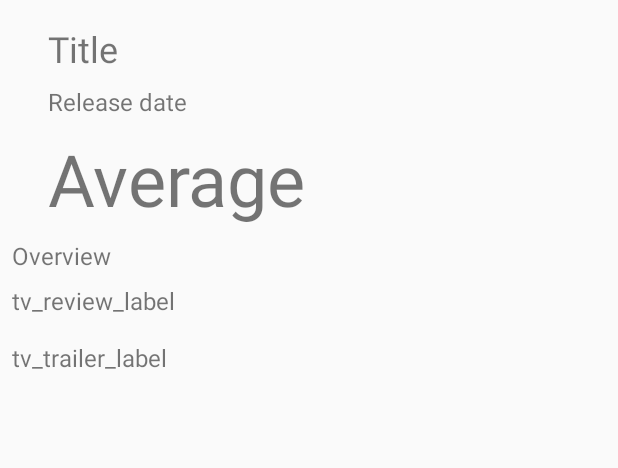
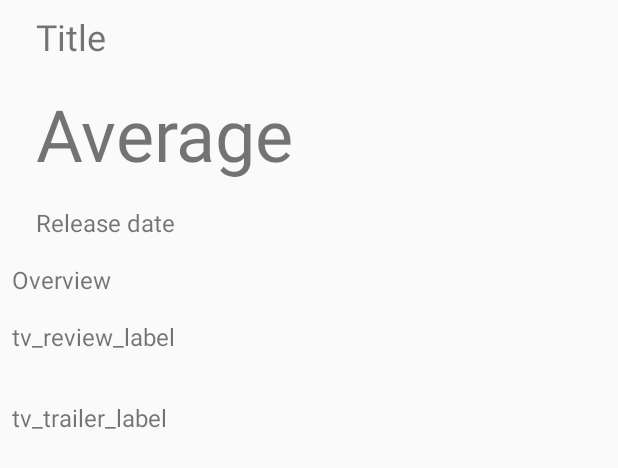
Before and after one commit to ChristianCholewa/Popular-Movies-Stage-2, an Android app: the layout activity_detail.xml on its own in the app's theme, with its tools: preview values and no code run, on a phone screen of 412 x 824 dp. Shown: the top 468 px of the screen. Run offline under Robolectric (Android 15) with nearby library versions, the phone set to English and light mode, and no system bars.

Commit message:
constraint -> linear

```diff
--- a/app/src/main/res/layout/activity_detail.xml
+++ b/app/src/main/res/layout/activity_detail.xml
@@ -8,38 +8,33 @@ xmlns:app="http://schemas.android.com/apk/res-auto"
 xmlns:tools="http://schemas.android.com/tools"
 tools:context=".DetailActivity">
 
-<android.support.constraint.ConstraintLayout xmlns:android="http://schemas.android.com/apk/res/android"
-    xmlns:app="http://schemas.android.com/apk/res-auto"
-    xmlns:tools="http://schemas.android.com/tools"
+    <LinearLayout
         android:layout_width="match_parent"
-    android:layout_height="wrap_content">
+        android:layout_height="wrap_content"
+        android:orientation="vertical">
+
+        <LinearLayout
+            android:layout_width="match_parent"
+            android:layout_height="wrap_content"
+            android:orientation="horizontal">
 
             <ImageView
                 android:id="@+id/iv_poster"
                 android:layout_width="wrap_content"
                 android:layout_height="wrap_content"
-        android:layout_marginBottom="8dp"
-        android:layout_marginLeft="8dp"
-        android:layout_marginStart="8dp"
-        android:contentDescription="@string/poster_description"
-        android:padding="@dimen/detail_padding"
-        app:layout_constraintBottom_toBottomOf="@+id/tv_average"
-        app:layout_constraintStart_toStartOf="parent" />
+                android:layout_margin="8dp"/>
+
+            <LinearLayout
+                android:layout_width="match_parent"
+                android:layout_height="wrap_content"
+                android:orientation="vertical">
 
                 <TextView
                     android:id="@+id/tv_title"
                     style="@style/detail_title"
-        android:layout_width="0dp"
+                    android:layout_width="wrap_content"
                     android:layout_height="wrap_content"
-        android:layout_marginEnd="8dp"
-        android:layout_marginLeft="8dp"
-        android:layout_marginRight="8dp"
-        android:layout_marginStart="8dp"
-        android:layout_marginTop="8dp"
-        android:paddingTop="@dimen/detail_padding"
-        app:layout_constraintEnd_toEndOf="parent"
-        app:layout_constraintStart_toEndOf="@+id/iv_poster"
-        app:layout_constraintTop_toTopOf="parent"
+                    android:layout_margin="8dp"
                     tools:text="Title" />
 
                 <TextView
@@ -47,11 +42,7 @@ tools:context=".DetailActivity">
                     style="@style/detail_average"
                     android:layout_width="wrap_content"
                     android:layout_height="wrap_content"
-        android:layout_marginLeft="8dp"
-        android:layout_marginStart="8dp"
-        android:layout_marginTop="8dp"
-        app:layout_constraintStart_toEndOf="@+id/iv_poster"
-        app:layout_constraintTop_toBottomOf="@+id/tv_release"
+                    android:layout_margin="8dp"
                     tools:text="Average" />
 
                 <TextView
@@ -59,26 +50,18 @@ tools:context=".DetailActivity">
                     style="@style/detail_release"
                     android:layout_width="wrap_content"
                     android:layout_height="wrap_content"
-        android:layout_marginLeft="8dp"
-        android:layout_marginStart="8dp"
-        android:layout_marginTop="8dp"
-        app:layout_constraintStart_toEndOf="@+id/iv_poster"
-        app:layout_constraintTop_toBottomOf="@+id/tv_title"
+                    android:layout_margin="8dp"
                     tools:text="Release date" />
+
+            </LinearLayout>
+        </LinearLayout>
 
         <TextView
             android:id="@+id/tv_overview"
             style="@style/detail_overview"
             android:layout_width="match_parent"
             android:layout_height="wrap_content"
-        android:layout_marginEnd="8dp"
-        android:layout_marginLeft="8dp"
-        android:layout_marginRight="8dp"
-        android:layout_marginStart="8dp"
-        android:layout_marginTop="8dp"
-        app:layout_constraintEnd_toEndOf="parent"
-        app:layout_constraintStart_toStartOf="parent"
-        app:layout_constraintTop_toBottomOf="@+id/tv_average"
+            android:layout_margin="8dp"
             tools:text="Overview" />
 
         <TextView
@@ -86,57 +69,28 @@ tools:context=".DetailActivity">
             style="@style/detail_overview"
             android:layout_width="match_parent"
             android:layout_height="wrap_content"
-        android:layout_marginEnd="8dp"
-        android:layout_marginLeft="8dp"
-        android:layout_marginRight="8dp"
-        android:layout_marginStart="8dp"
-        android:layout_marginTop="8dp"
-        app:layout_constraintEnd_toEndOf="parent"
-        app:layout_constraintStart_toStartOf="parent"
-        app:layout_constraintTop_toBottomOf="@+id/tv_overview"
+            android:layout_margin="8dp"
             tools:text="tv_review_label" />
+
+        <android.support.v7.widget.RecyclerView
+            android:id="@+id/rv_review"
+            android:layout_width="match_parent"
+            android:layout_height="wrap_content"
+            android:layout_margin="8dp" />
 
         <TextView
             android:id="@+id/tv_trailer_label"
             style="@style/detail_overview"
             android:layout_width="match_parent"
             android:layout_height="wrap_content"
-        android:layout_marginEnd="8dp"
-        android:layout_marginLeft="8dp"
-        android:layout_marginRight="8dp"
-        android:layout_marginStart="8dp"
-        android:layout_marginTop="8dp"
-        app:layout_constraintEnd_toEndOf="parent"
-        app:layout_constraintStart_toStartOf="parent"
-        app:layout_constraintTop_toBottomOf="@+id/rv_trailer"
+            android:layout_margin="8dp"
             tools:text="tv_trailer_label" />
 
         <android.support.v7.widget.RecyclerView
             android:id="@+id/rv_trailer"
             android:layout_width="match_parent"
             android:layout_height="wrap_content"
-        android:layout_marginEnd="8dp"
-        android:layout_marginLeft="8dp"
-        android:layout_marginRight="8dp"
-        android:layout_marginStart="8dp"
-        android:layout_marginTop="8dp"
-        app:layout_constraintEnd_toEndOf="parent"
-        app:layout_constraintStart_toStartOf="parent"
-        app:layout_constraintTop_toBottomOf="@+id/tv_review_label" />
+            android:layout_margin="8dp" />
 
-    <android.support.v7.widget.RecyclerView
-        android:id="@+id/rv_review"
-        android:layout_width="match_parent"
-        android:layout_height="wrap_content"
-        android:layout_marginEnd="8dp"
-        android:layout_marginLeft="8dp"
-        android:layout_marginRight="8dp"
-        android:layout_marginStart="8dp"
-        android:layout_marginTop="8dp"
-        app:layout_constraintEnd_toEndOf="parent"
-        app:layout_constraintStart_toStartOf="parent"
-        app:layout_constraintTop_toBottomOf="@+id/tv_trailer_label" />
-
-</android.support.constraint.ConstraintLayout>
-
+    </LinearLayout>
 </ScrollView>
```
Lines whose indentation alone changed are shown as unchanged.
